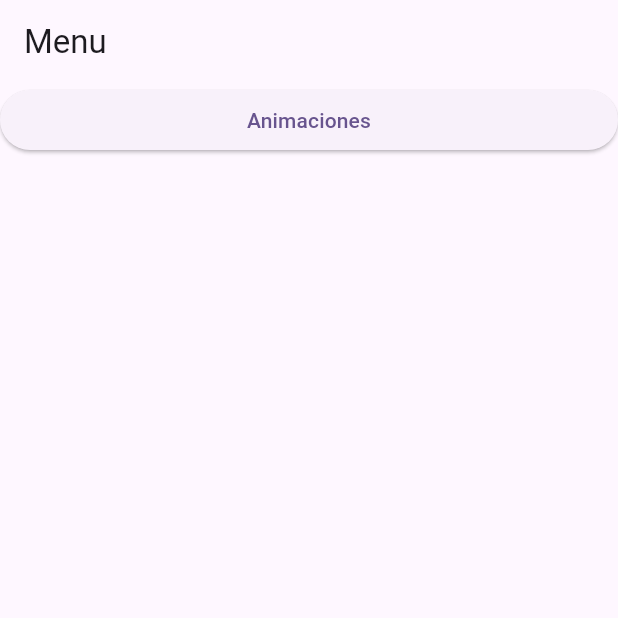
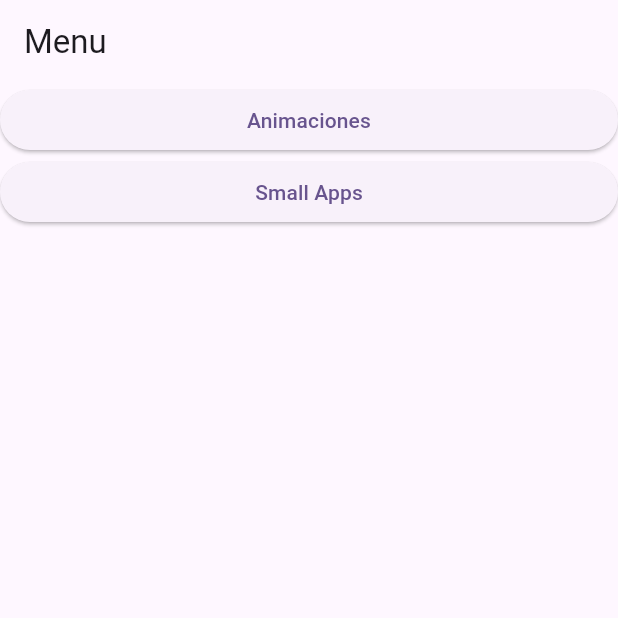
Before and after one commit to Ridley7/ui_challenges, a Flutter app: the screen it shows after launch, on a phone screen of 412 x 824 dp, the top half of it. Run offline on Flutter 3.47's test engine with Material 3 defaults, Android fonts, the phone set to English and light mode, and no system bars.

Commit message:
Preparado para clone whatsapp

```diff
--- a/lib/main.dart
+++ b/lib/main.dart
@@ -1,5 +1,7 @@
 import 'package:flutter/material.dart';
 import 'package:flutter_ui_challenges/presentation/animations/animated_list_one/animated_list_one.dart';
+import 'package:flutter_ui_challenges/presentation/small_apps/clone_whats_app/clone_whats_app.dart';
+import 'package:flutter_ui_challenges/presentation/small_apps/small_apps.dart';
 
 import 'presentation/animations/animated_appbar/animated_appbar.dart';
 import 'presentation/animations/animated_bottom_navigation_bar/animated_bottom_navigation_bar.dart';
@@ -29,6 +31,8 @@ class MyApp extends StatelessWidget {
           '/animations/animated_list_one' : (context) => AnimatedListOne(),
           '/animations/animated_bottom_navigation_bar' : (context) => const AnimatedBottomNavigationBar(),
           '/animations/animated_appbar' : (context) => const AnimatedAppbar(),
+          '/small_apps' : (context) => const SmallApps(),
+          '/small_apps/clone_whatsapp' : (context) => const CloneWhatsApp(),
         },
     );
   }
--- a/lib/presentation/home.dart
+++ b/lib/presentation/home.dart
@@ -14,7 +14,13 @@ class Home extends StatelessWidget {
                 Navigator.pushNamed(context, "/animations");
               },
               child: Text("Animaciones")
-          )
+          ),
+          ElevatedButton(
+              onPressed: (){
+                Navigator.pushNamed(context, "/small_apps");
+              },
+              child: Text("Small Apps")
+          ),
         ],
       ),
     );
```
Also changed, not shown: lib/presentation/small_apps/clone_whats_app/clone_whats_app.dart (added, +10 -0 lines), lib/presentation/small_apps/small_apps.dart (added, +36 -0 lines).
